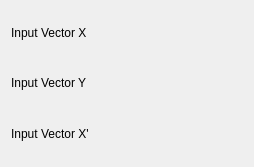
Qt form src/plugins/dataobject/interpolations/csplineperiodic/csplineperiodicconfig.ui (Kst-plot/kst) before a commit.
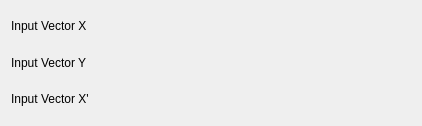
The same form after that commit. Custom widgets are drawn as their Qt base class.

What changed in the file:
```diff
--- a/src/plugins/dataobject/interpolations/csplineperiodic/csplineperiodicconfig.ui
+++ b/src/plugins/dataobject/interpolations/csplineperiodic/csplineperiodicconfig.ui
@@ -5,10 +5,16 @@
    <rect>
     <x>0</x>
     <y>0</y>
-    <width>254</width>
-    <height>167</height>
+    <width>422</width>
+    <height>126</height>
    </rect>
   </property>
+  <property name="minimumSize" >
+   <size>
+    <width>400</width>
+    <height>0</height>
+   </size>
+  </property>
   <layout class="QVBoxLayout" name="verticalLayout" >
    <item>
     <layout class="QHBoxLayout" name="horizontalLayout" >
```
